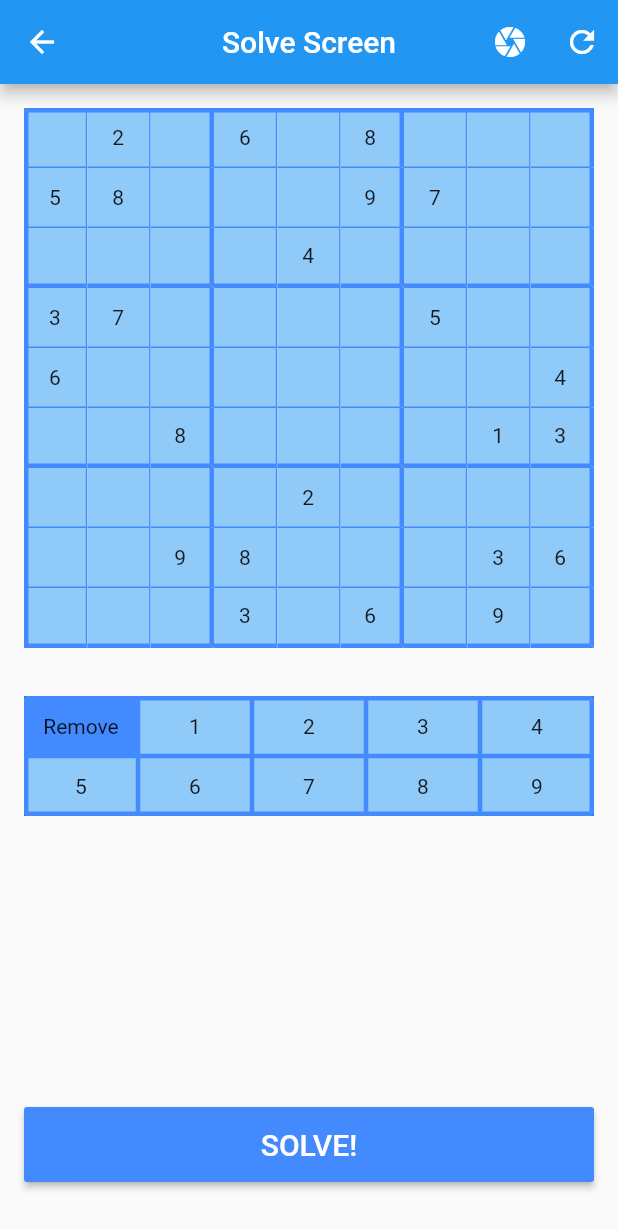
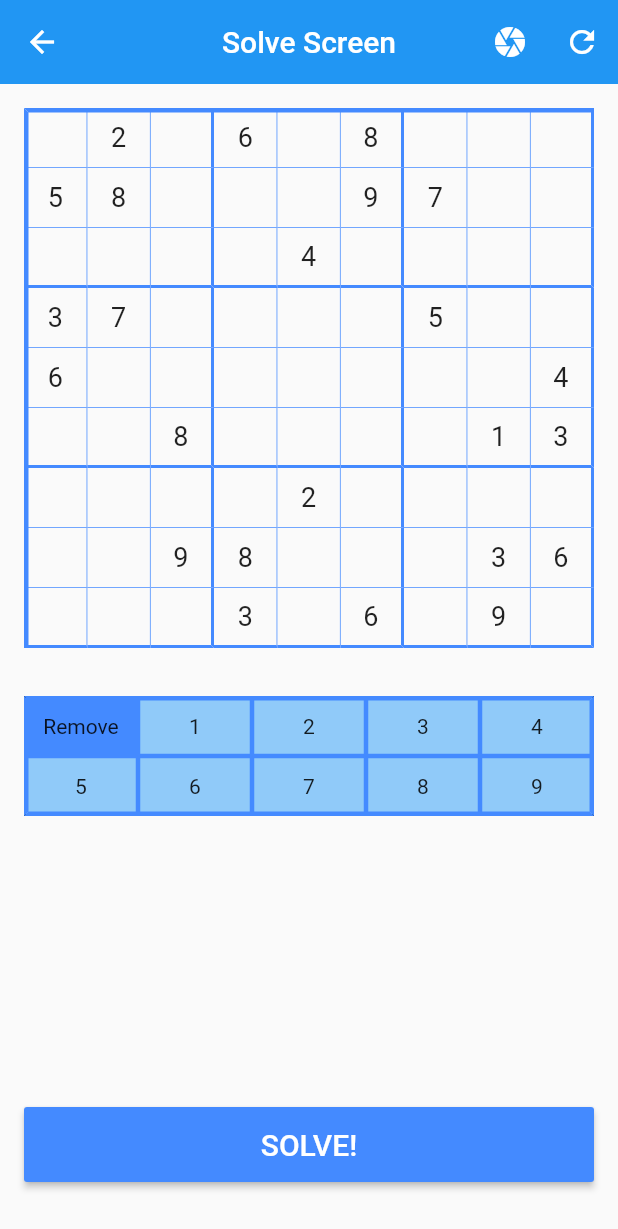
Before and after one commit to Flutter-Buddies/sudoku-solver, a Flutter app: the SolveScreen screen opened by its route, on a phone screen of 412 x 824 dp. Shown: the top 1229 px of the screen. Run offline on Flutter 3.47's test engine with Material 2 defaults, Android fonts, the phone set to English and light mode, and no system bars.

Commit message:
Slight recolouring

```diff
--- a/lib/screens/solve_screen.dart
+++ b/lib/screens/solve_screen.dart
@@ -13,6 +13,7 @@ class SolveScreen extends StatelessWidget {
   Widget build(BuildContext context) {
     return Scaffold(
       appBar: AppBar(
+        elevation: 0,
         actions: [
           IconButton(
             icon: Icon(Icons.camera),
@@ -68,23 +69,27 @@ class BottomButton extends StatelessWidget {
   @override
   Widget build(BuildContext context) {
     Widget buttonContent() {
-      if (Provider.of<SudokuGrid>(context).solveScreenStates == SolveScreenStates.Idle &&
+      if (Provider.of<SudokuGrid>(context).solveScreenStates ==
+              SolveScreenStates.Idle &&
           Provider.of<SudokuGrid>(context).boardErrors == BoardErrors.None) {
         return Text(
           'SOLVE!',
           style: TextStyle(color: Colors.white, fontSize: 20),
         );
-      } else if (Provider.of<SudokuGrid>(context).boardErrors == BoardErrors.Duplicate) {
+      } else if (Provider.of<SudokuGrid>(context).boardErrors ==
+          BoardErrors.Duplicate) {
         return Text(
           'Invalid Board',
           style: TextStyle(color: Colors.red, fontSize: 20),
         );
-      } else if (Provider.of<SudokuGrid>(context).boardErrors == BoardErrors.UnSolvable) {
+      } else if (Provider.of<SudokuGrid>(context).boardErrors ==
+          BoardErrors.UnSolvable) {
         return Text(
           'This board cannot be solved',
           style: TextStyle(color: Colors.red, fontSize: 20),
         );
-      } else if (Provider.of<SudokuGrid>(context).solveScreenStates == SolveScreenStates.Solved) {
+      } else if (Provider.of<SudokuGrid>(context).solveScreenStates ==
+          SolveScreenStates.Solved) {
         return Text(
           'SOLVED!',
           style: TextStyle(color: Colors.green, fontSize: 20),
@@ -99,10 +104,12 @@ class BottomButton extends StatelessWidget {
     return RaisedButton(
       color: Colors.blueAccent,
       onPressed: () {
-        final snackBar = SnackBar(duration: Duration(seconds: 2), content: Text('There is an error on the board!'));
+        final snackBar = SnackBar(
+            duration: Duration(seconds: 2),
+            content: Text('There is an error on the board!'));
 
-        Provider.of<SudokuGrid>(context, listen: false)
-            .solveButtonPress(Provider.of<SudokuGrid>(context, listen: false).userBoard);
+        Provider.of<SudokuGrid>(context, listen: false).solveButtonPress(
+            Provider.of<SudokuGrid>(context, listen: false).userBoard);
       },
       child: buttonContent(),
     );
--- a/lib/widgets/sudoku_cell.dart
+++ b/lib/widgets/sudoku_cell.dart
@@ -18,27 +18,40 @@ class SudokuCell extends StatelessWidget {
     return InkWell(
       onTap: () {
         // Update the value of the board square based on the current selected number from the keypad
-        Provider.of<BoardSquare>(context, listen: false)
-            .updateValue(Provider.of<SudokuGrid>(context, listen: false).selectedNumber);
+        Provider.of<BoardSquare>(context, listen: false).updateValue(
+            Provider.of<SudokuGrid>(context, listen: false).selectedNumber);
       },
       child: Container(
         height: 40,
         width: 30,
         decoration: BoxDecoration(
-          color: Colors.blue[200],
+          // color: Colors.blue[200],
           border: Border(
             right: BorderSide(
-              width: (Provider.of<BoardSquare>(context, listen: false).position.y % 3 == 2) ? 3 : 1,
+              width:
+                  (Provider.of<BoardSquare>(context, listen: false).position.y %
+                              3 ==
+                          2)
+                      ? 2
+                      : 0.5,
               color: Colors.blueAccent,
             ),
             bottom: BorderSide(
-              width: (Provider.of<BoardSquare>(context, listen: false).position.x % 3 == 2) ? 3 : 1,
+              width:
+                  (Provider.of<BoardSquare>(context, listen: false).position.x %
+                              3 ==
+                          2)
+                      ? 2
+                      : 0.5,
               color: Colors.blueAccent,
             ),
           ),
         ),
         child: Center(
-          child: Text(getCellValue(Provider.of<BoardSquare>(context).value)),
+          child: Text(
+            getCellValue(Provider.of<BoardSquare>(context).value),
+            style: TextStyle(fontSize: 18),
+          ),
         ),
       ),
     );
```
